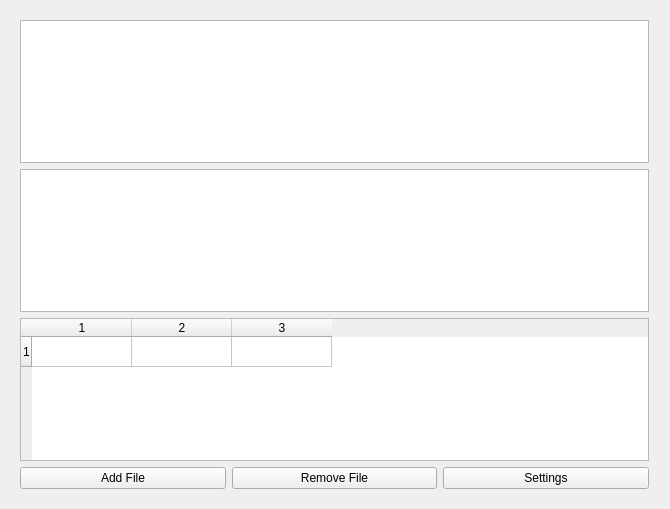
The window that autofilebackup.ui (imatefx/auto-file-backup) describes before a commit, drawn with Qt 5.
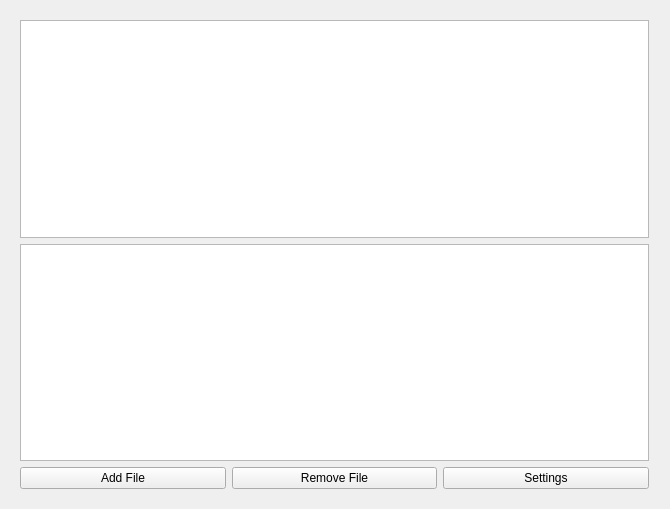
The same window after the commit.

Commit message: Corrected file watch adding process through directoryChanged event. Corrected file watch removal process.

```diff
--- a/autofilebackup.ui
+++ b/autofilebackup.ui
@@ -29,20 +29,6 @@
     <item>
      <widget class="QListWidget" name="logList"/>
     </item>
-    <item>
-     <widget class="QTableWidget" name="logTable">
-      <property name="rowCount">
-       <number>1</number>
-      </property>
-      <property name="columnCount">
-       <number>3</number>
-      </property>
-      <row/>
-      <column/>
-      <column/>
-      <column/>
-     </widget>
-    </item>
     <item>
      <layout class="QHBoxLayout" name="horizontalLayout_2">
       <item>
```
The commit also changes 2 other files.
